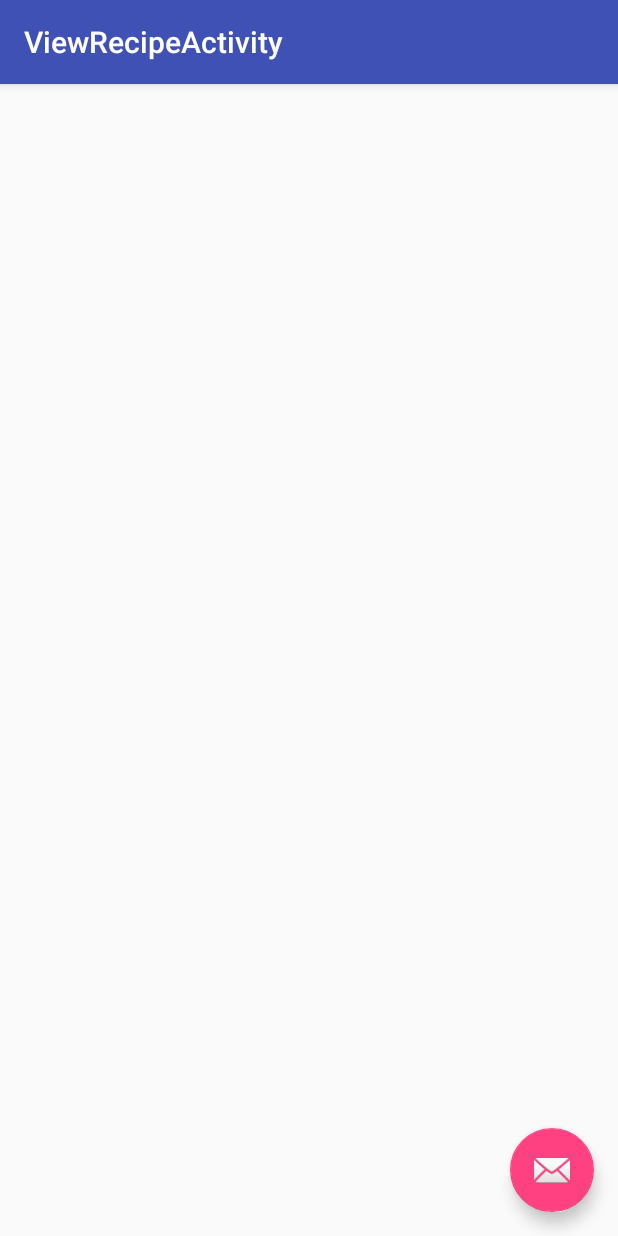
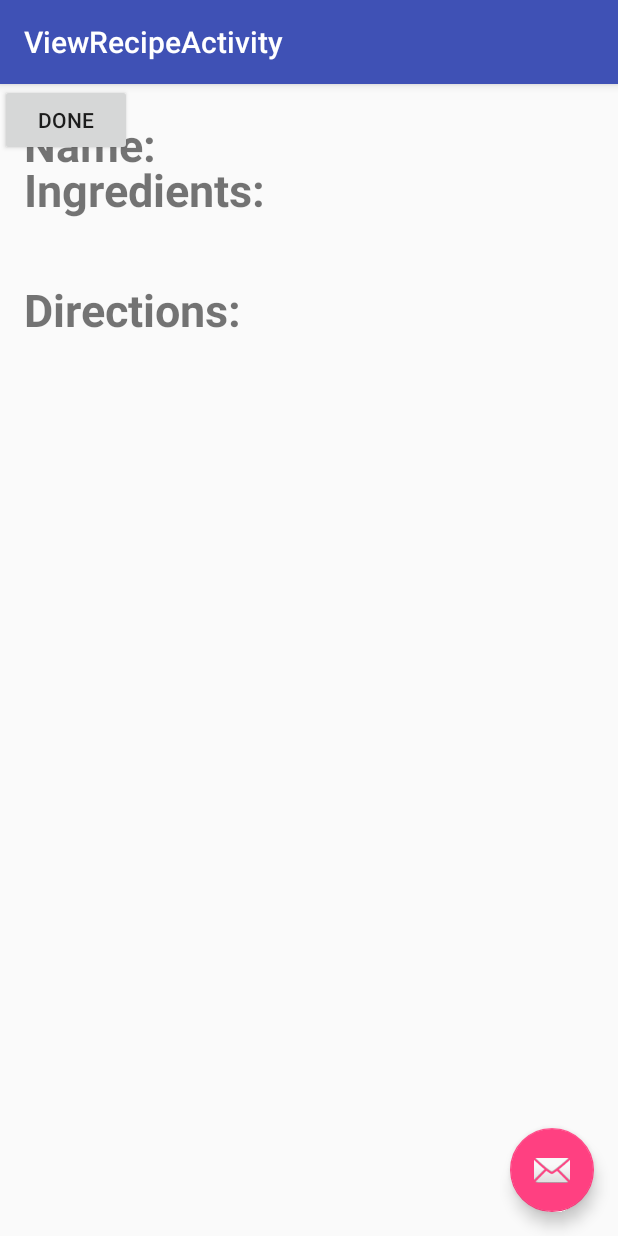
Before and after one commit to codegamc/NutrientBuddy, an Android app: the ViewRecipeActivity screen opened directly, with no data from a screen before it, on a phone screen of 412 x 824 dp. Run offline under Robolectric (Android 15) with nearby library versions, the phone set to English and light mode, and no system bars.

Commit message:
Added text UI to RecipeView activity to display passed info.

```diff
--- a/app/src/main/java/edu/cwru/students/nutrientbuddy/ViewRecipeActivity.java
+++ b/app/src/main/java/edu/cwru/students/nutrientbuddy/ViewRecipeActivity.java
@@ -7,10 +7,15 @@ import android.support.v7.app.AppCompatActivity;
 import android.support.v7.widget.Toolbar;
 import android.util.Log;
 import android.view.View;
+import android.widget.TextView;
+import android.widget.EditText;
 
 public class ViewRecipeActivity extends AppCompatActivity {
 
     private static final String TAG = "MyActivity";
+    private TextView recipeNameText;
+    private TextView recipeIngrText;
+    private TextView recipeDirText;
 
     @Override
     protected void onCreate(Bundle savedInstanceState) {
@@ -28,16 +33,28 @@ public class ViewRecipeActivity extends AppCompatActivity {
             }
         });
 
+        recipeNameText = (TextView) findViewById(R.id.recipe_name_received);
+        recipeIngrText = (TextView) findViewById(R.id.recipe_ingr_received);
+        recipeDirText = (TextView) findViewById(R.id.recipe_dir_received);
+
 
         String s = getIntent().getStringExtra("recipeName");
         Log.v(TAG, "Inside ViewRecipeActivity. Recipe name = " + s);
 
+        recipeNameText.setText(s);
+
         s = getIntent().getStringExtra("recipeIngredients");
         Log.v(TAG, "Inside ViewRecipeActivity. Recipe ingredients = " + s);
+
+        recipeIngrText.setText(s);
 
         s = getIntent().getStringExtra("recipeDirections");
         Log.v(TAG, "Inside ViewRecipeActivity. Recipe directions = " + s);
 
+        recipeDirText.setText(s);
+
+
+
     }
 
 }
--- a/app/src/main/res/layout/activity_view_recipe.xml
+++ b/app/src/main/res/layout/activity_view_recipe.xml
@@ -20,7 +20,7 @@
 
     </android.support.design.widget.AppBarLayout>
 
-    <include layout="@layout/content_view_nutrition" />
+    <include layout="@layout/content_view_recipe" />
 
     <android.support.design.widget.FloatingActionButton
         android:id="@+id/fab"
--- /dev/null
+++ b/app/src/main/res/layout/content_view_recipe.xml
@@ -0,0 +1,123 @@
+<?xml version="1.0" encoding="utf-8"?>
+<android.support.constraint.ConstraintLayout xmlns:android="http://schemas.android.com/apk/res/android"
+    xmlns:app="http://schemas.android.com/apk/res-auto"
+    xmlns:tools="http://schemas.android.com/tools"
+    android:layout_width="match_parent"
+    android:layout_height="match_parent"
+    app:layout_behavior="@string/appbar_scrolling_view_behavior"
+    tools:context="edu.cwru.students.nutrientbuddy.ViewRecipeActivity"
+    tools:showIn="@layout/activity_view_nutrition">
+
+
+    <RelativeLayout
+        android:id="@+id/hello"
+        android:layout_width="wrap_content"
+        android:layout_height="wrap_content">
+
+        <LinearLayout xmlns:android="http://schemas.android.com/apk/res/android"
+            android:layout_width="match_parent"
+            android:layout_height="match_parent"
+            android:paddingLeft="16dp"
+            android:paddingRight="16dp"
+            android:orientation="horizontal"
+            android:gravity="left">
+
+            <TextView
+                android:id="@+id/recipe_text"
+                android:layout_marginTop="20dp"
+                android:layout_marginRight="40dp"
+                android:layout_width="wrap_content"
+                android:layout_height="wrap_content"
+                android:text="Name: "
+                android:textSize="30dp"
+                android:textStyle="bold">
+            </TextView>
+
+            <TextView
+                android:id="@+id/recipe_name_received"
+                android:layout_alignLeft="@id/recipe_name_text"
+                android:layout_marginTop="20dp"
+                android:layout_width="wrap_content"
+                android:layout_height="wrap_content"
+                android:text="Test!!"
+                android:textSize="30dp"
+                android:textStyle="bold">
+            </TextView>
+        </LinearLayout>
+        <LinearLayout xmlns:android="http://schemas.android.com/apk/res/android"
+            android:layout_width="match_parent"
+            android:layout_marginTop="20dp"
+            android:layout_height="match_parent"
+            android:layout_alignBottom="@id/recipe_name_text"
+            android:paddingLeft="16dp"
+            android:paddingRight="16dp"
+            android:orientation="vertical"
+            android:gravity="left">
+
+            <TextView
+                android:id="@+id/ingredients_text"
+                android:layout_marginTop="30dp"
+                android:layout_marginRight="40dp"
+                android:layout_width="wrap_content"
+                android:layout_height="wrap_content"
+                android:text="Ingredients: "
+                android:textSize="30dp"
+                android:textStyle="bold">
+            </TextView>
+
+            <TextView
+                android:id="@+id/recipe_ingr_received"
+                android:layout_alignLeft="@id/recipe_name_text"
+                android:layout_marginTop="5dp"
+                android:layout_width="wrap_content"
+                android:layout_height="wrap_content"
+                android:text="Test!!"
+                android:textSize="30dp"
+                android:textStyle="bold">
+            </TextView>
+        </LinearLayout>
+
+        <LinearLayout xmlns:android="http://schemas.android.com/apk/res/android"
+            android:layout_width="match_parent"
+            android:layout_marginTop="100dp"
+            android:layout_height="match_parent"
+            android:layout_alignTop="@id/recipe_name_text"
+            android:paddingLeft="16dp"
+            android:paddingRight="16dp"
+            android:orientation="vertical"
+            android:gravity="left">
+
+            <TextView
+                android:id="@+id/directions_text"
+                android:layout_marginTop="30dp"
+                android:layout_marginRight="40dp"
+                android:layout_width="wrap_content"
+                android:layout_height="wrap_content"
+                android:text="Directions: "
+                android:textSize="30dp"
+                android:textStyle="bold">
+            </TextView>
+
+            <TextView
+                android:id="@+id/recipe_dir_received"
+                android:layout_alignLeft="@id/recipe_name_text"
+                android:layout_marginTop="5dp"
+                android:layout_width="wrap_content"
+                android:layout_height="wrap_content"
+                android:text="Test!!"
+                android:textSize="30dp"
+                android:textStyle="bold">
+            </TextView>
+        </LinearLayout>
+
+
+        <Button xmlns:android="http://schemas.android.com/apk/res/android"
+            android:id="@+id/create_recipe"
+            android:layout_below="@id/recipe_directions_text"
+            android:layout_width="wrap_content"
+            android:layout_height="wrap_content"
+            android:text="Done"
+            android:onClick="addRecipeToList" />
+    </RelativeLayout>
+
+</android.support.constraint.ConstraintLayout>
```
Also changed, not shown: 3 other files.
